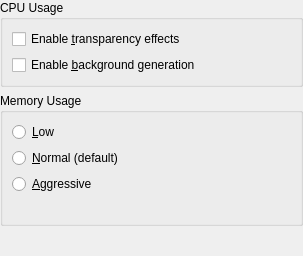
The window that conf/dlgperformancebase.ui (KDE/okular) describes before a commit, drawn with Qt 5.
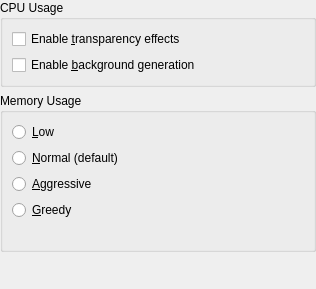
The same window after the commit. Custom widgets are drawn as their Qt base class.

Commit message:
Add greedy preloading option
Based on a patch by Sebastian Rose <s.rose@semkath.de>
BUGS: 184196

```diff
--- a/conf/dlgperformancebase.ui
+++ b/conf/dlgperformancebase.ui
@@ -1,49 +1,49 @@
 <ui version="4.0" >
  <class>DlgPerformanceBase</class>
- <widget class="QWidget" name="DlgPerformanceBase" >
-  <property name="geometry" >
+ <widget class="QWidget" name="DlgPerformanceBase">
+  <property name="geometry">
    <rect>
     <x>0</x>
     <y>0</y>
-    <width>303</width>
-    <height>256</height>
+    <width>316</width>
+    <height>289</height>
    </rect>
   </property>
-  <layout class="QVBoxLayout" >
-   <property name="margin" >
-    <number>0</number>
-   </property>
-   <property name="spacing" >
+  <layout class="QVBoxLayout">
+   <property name="spacing">
     <number>6</number>
    </property>
+   <property name="margin">
+    <number>0</number>
+   </property>
    <item>
     <widget class="QGroupBox" name="groupBox" >
      <property name="title" >
       <string>CPU Usage</string>
      </property>
-     <layout class="QVBoxLayout" >
-      <property name="margin" >
-       <number>9</number>
-      </property>
-      <property name="spacing" >
+     <layout class="QVBoxLayout">
+      <property name="spacing">
        <number>6</number>
       </property>
+      <property name="margin">
+       <number>9</number>
+      </property>
       <item>
-       <layout class="QHBoxLayout" >
-        <property name="margin" >
-         <number>0</number>
-        </property>
-        <property name="spacing" >
+       <layout class="QHBoxLayout">
+        <property name="spacing">
          <number>6</number>
         </property>
+        <property name="margin">
+         <number>0</number>
+        </property>
         <item>
-         <layout class="QVBoxLayout" >
-          <property name="margin" >
-           <number>0</number>
-          </property>
-          <property name="spacing" >
+         <layout class="QVBoxLayout">
+          <property name="spacing">
            <number>6</number>
           </property>
+          <property name="margin">
+           <number>0</number>
+          </property>
           <item>
            <widget class="QCheckBox" name="kcfg_EnableCompositing" >
             <property name="text" >
@@ -61,19 +61,17 @@
          </layout>
         </item>
         <item>
-         <layout class="QVBoxLayout" >
-          <property name="margin" >
-           <number>0</number>
-          </property>
-          <property name="spacing" >
+         <layout class="QVBoxLayout">
+          <property name="spacing">
            <number>6</number>
           </property>
+          <property name="margin">
+           <number>0</number>
+          </property>
           <item>
-           <widget class="QLabel" name="cpuLabel" >
-            <property name="sizePolicy" >
-             <sizepolicy>
-              <hsizetype>0</hsizetype>
-              <vsizetype>0</vsizetype>
+           <widget class="QLabel" name="cpuLabel">
+            <property name="sizePolicy">
+             <sizepolicy hsizetype="Fixed" vsizetype="Fixed">
               <horstretch>0</horstretch>
               <verstretch>0</verstretch>
              </sizepolicy>
@@ -108,29 +106,29 @@
      <property name="title" >
       <string>Memory Usage</string>
      </property>
-     <layout class="QVBoxLayout" >
-      <property name="margin" >
-       <number>9</number>
-      </property>
-      <property name="spacing" >
+     <layout class="QVBoxLayout">
+      <property name="spacing">
        <number>6</number>
       </property>
+      <property name="margin">
+       <number>9</number>
+      </property>
       <item>
-       <layout class="QHBoxLayout" >
-        <property name="margin" >
-         <number>0</number>
-        </property>
-        <property name="spacing" >
+       <layout class="QHBoxLayout">
+        <property name="spacing">
          <number>6</number>
         </property>
+        <property name="margin">
+         <number>0</number>
+        </property>
         <item>
-         <layout class="QVBoxLayout" >
-          <property name="margin" >
-           <number>0</number>
-          </property>
-          <property name="spacing" >
+         <layout class="QVBoxLayout">
+          <property name="spacing">
            <number>6</number>
           </property>
+          <property name="margin">
+           <number>0</number>
+          </property>
           <item>
            <widget class="QRadioButton" name="lowRadio" >
             <property name="text" >
@@ -152,22 +150,27 @@
             </property>
            </widget>
           </item>
+          <item>
+           <widget class="QRadioButton" name="greedyRadio">
+            <property name="text">
+             <string>&amp;Greedy</string>
+            </property>
+           </widget>
+          </item>
          </layout>
         </item>
         <item>
-         <layout class="QVBoxLayout" >
-          <property name="margin" >
-           <number>0</number>
-          </property>
-          <property name="spacing" >
+         <layout class="QVBoxLayout">
+          <property name="spacing">
            <number>6</number>
           </property>
+          <property name="margin">
+           <number>0</number>
+          </property>
           <item>
-           <widget class="QLabel" name="memoryLabel" >
-            <property name="sizePolicy" >
-             <sizepolicy>
-              <hsizetype>0</hsizetype>
-              <vsizetype>0</vsizetype>
+           <widget class="QLabel" name="memoryLabel">
+            <property name="sizePolicy">
+             <sizepolicy hsizetype="Fixed" vsizetype="Fixed">
               <horstretch>0</horstretch>
               <verstretch>0</verstretch>
              </sizepolicy>
```
Left out of the diff: 62 changed lines with no effect on the pictures. The commit also changes 5 other files.
